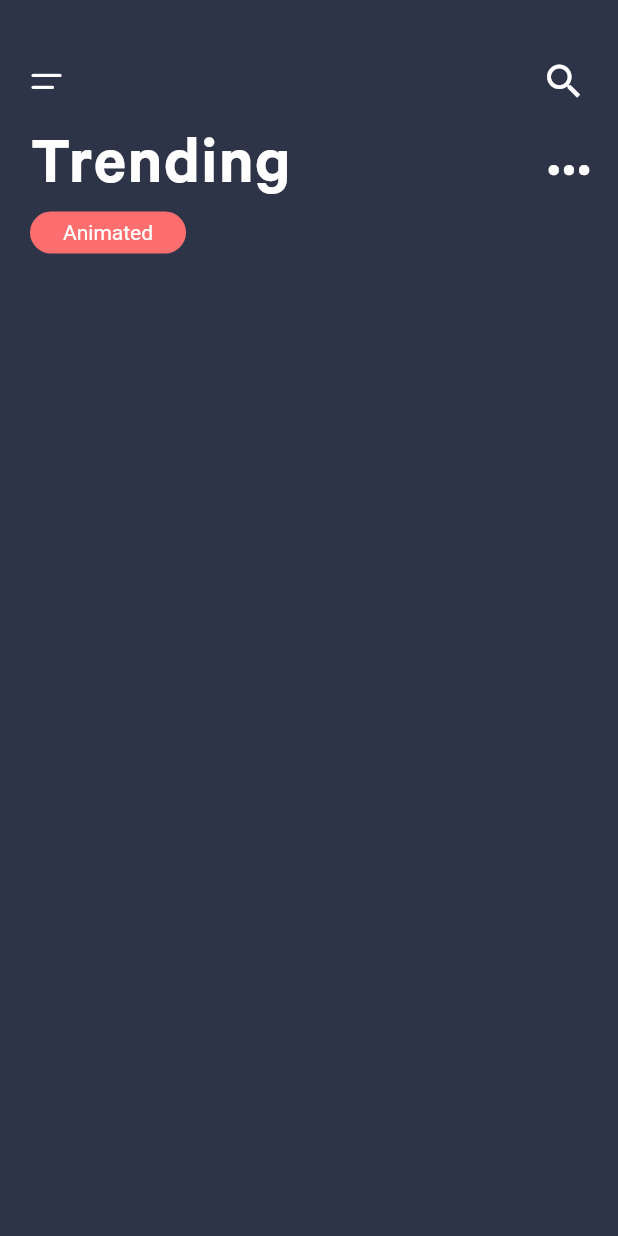
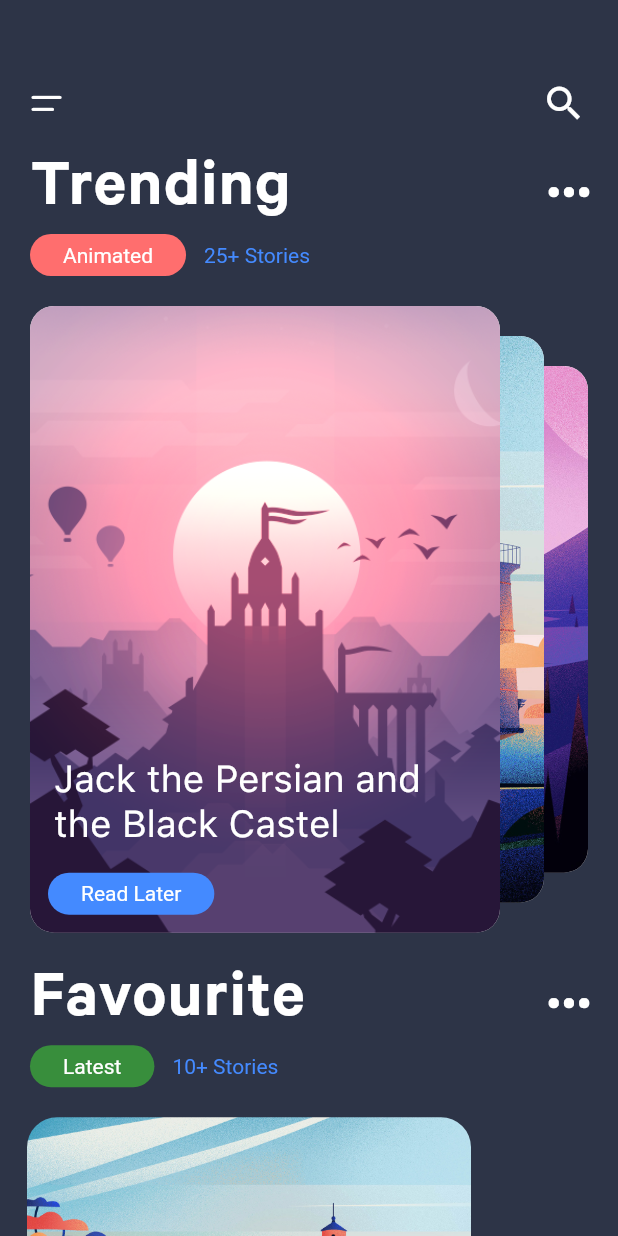
Before and after one commit to Finnkell/flutter-story-app-ui, a Flutter app: the screen it shows after launch, on a phone screen of 412 x 824 dp. Run offline on Flutter 3.47's test engine with Material 2 defaults, Android fonts, the phone set to English and light mode, and no system bars.

Commit message:
Final Project

```diff
--- /dev/null
+++ b/lib/config/data.dart
@@ -0,0 +1,13 @@
+List<String> images = [
+  "assets/images/image_04.jpg",
+  "assets/images/image_03.jpg",
+  "assets/images/image_02.jpg",
+  "assets/images/image_01.png",
+];
+
+List<String> title = [
+  "Hounted Ground",
+  "Fallen In Love",
+  "The Dreaming Moon",
+  "Jack the Persian and the Black Castel",
+];
--- a/lib/main.dart
+++ b/lib/main.dart
@@ -1,5 +1,5 @@
 import 'package:flutter/material.dart';
-import 'custom_icons.dart';
+import 'package:story_app_ui/pages/home_page.dart';
 
 void main() {
   runApp(MyApp());
@@ -19,106 +19,3 @@ class MyApp extends StatelessWidget {
     );
   }
 }
-
-class MyHomePage extends StatefulWidget {
-  @override
-  _MyHomePageState createState() => _MyHomePageState();
-}
-
-class _MyHomePageState extends State<MyHomePage> {
-  @override
-  Widget build(BuildContext context) {
-    return Scaffold(
-      backgroundColor: Color(0xFF2D3447),
-      body: SingleChildScrollView(
-        child: Column(
-          children: [
-            Padding(
-              padding: EdgeInsets.only(
-                left: 12,
-                right: 12,
-                bottom: 8,
-                top: 30,
-              ),
-              child: Row(
-                mainAxisAlignment: MainAxisAlignment.spaceBetween,
-                children: [
-                  IconButton(
-                    icon: Icon(
-                      CustomIcons.menu,
-                      color: Colors.white,
-                      size: 30,
-                    ),
-                    onPressed: () {},
-                  ),
-                  IconButton(
-                    icon: Icon(
-                      Icons.search,
-                      color: Colors.white,
-                      size: 30,
-                    ),
-                    onPressed: () {},
-                  ),
-                ],
-              ),
-            ),
-            Padding(
-              padding: EdgeInsets.symmetric(
-                horizontal: 20,
-              ),
-              child: Row(
-                mainAxisAlignment: MainAxisAlignment.spaceBetween,
-                children: [
-                  Text(
-                    "Trending",
-                    style: TextStyle(
-                      color: Colors.white,
-                      fontSize: 46,
-                      fontFamily: "Calibre-Semibold",
-                      letterSpacing: 1.0,
-                    ),
-                  ),
-                  IconButton(
-                    icon: Icon(
-                      CustomIcons.option,
-                      size: 12,
-                      color: Colors.white,
-                    ),
-                    onPressed: () {},
-                  ),
-                ],
-              ),
-            ),
-            Padding(
-              padding: EdgeInsets.only(left: 20.0),
-              child: Row(
-                children: [
-                  Container(
-                    decoration: BoxDecoration(
-                      color: Color(0xFFFF6E6E),
-                      borderRadius: BorderRadius.circular(20),
-                    ),
-                    child: Center(
-                      child: Padding(
-                        padding: EdgeInsets.symmetric(
-                          horizontal: 22,
-                          vertical: 6,
-                        ),
-                        child: Text(
-                          "Animated",
-                          style: TextStyle(
-                            color: Colors.white,
-                          ),
-                        ),
-                      ),
-                    ),
-                  ),
-                ],
-              ),
-            ),
-          ],
-        ),
-      ),
-    );
-  }
-}
--- /dev/null
+++ b/lib/pages/home_page.dart
@@ -0,0 +1,225 @@
+import 'package:flutter/material.dart';
+import 'package:story_app_ui/config/custom_icons.dart';
+import 'package:story_app_ui/config/data.dart';
+import 'package:story_app_ui/widgets/card_scroll_widget.dart';
+
+class MyHomePage extends StatefulWidget {
+  @override
+  _MyHomePageState createState() => _MyHomePageState();
+}
+
+class _MyHomePageState extends State<MyHomePage> {
+  var currentPage = images.length - 1.0;
+
+  @override
+  Widget build(BuildContext context) {
+    PageController controller = PageController(
+      initialPage: images.length - 1,
+    );
+    controller.addListener(() {
+      setState(() {
+        currentPage = controller.page;
+      });
+    });
+    return Scaffold(
+      backgroundColor: Color(0xFF2D3447),
+      body: SingleChildScrollView(
+        child: Column(
+          children: [
+            Padding(
+              padding: EdgeInsets.only(
+                left: 12,
+                right: 12,
+                bottom: 8,
+                top: 45,
+              ),
+              child: Row(
+                mainAxisAlignment: MainAxisAlignment.spaceBetween,
+                children: [
+                  IconButton(
+                    icon: Icon(
+                      CustomIcons.menu,
+                      color: Colors.white,
+                      size: 30,
+                    ),
+                    onPressed: () {},
+                  ),
+                  IconButton(
+                    icon: Icon(
+                      Icons.search,
+                      color: Colors.white,
+                      size: 30,
+                    ),
+                    onPressed: () {},
+                  ),
+                ],
+              ),
+            ),
+            Padding(
+              padding: EdgeInsets.symmetric(
+                horizontal: 20,
+              ),
+              child: Row(
+                mainAxisAlignment: MainAxisAlignment.spaceBetween,
+                children: [
+                  Text(
+                    "Trending",
+                    style: TextStyle(
+                      color: Colors.white,
+                      fontSize: 46,
+                      fontFamily: "Calibre-Semibold",
+                      letterSpacing: 1.0,
+                    ),
+                  ),
+                  IconButton(
+                    icon: Icon(
+                      CustomIcons.option,
+                      size: 12,
+                      color: Colors.white,
+                    ),
+                    onPressed: () {},
+                  ),
+                ],
+              ),
+            ),
+            Padding(
+              padding: EdgeInsets.only(left: 20.0),
+              child: Row(
+                children: [
+                  Container(
+                    decoration: BoxDecoration(
+                      color: Color(0xFFFF6E6E),
+                      borderRadius: BorderRadius.circular(20),
+                    ),
+                    child: Center(
+                      child: Padding(
+                        padding: EdgeInsets.symmetric(
+                          horizontal: 22,
+                          vertical: 6,
+                        ),
+                        child: Text(
+                          "Animated",
+                          style: TextStyle(
+                            color: Colors.white,
+                          ),
+                        ),
+                      ),
+                    ),
+                  ),
+                  SizedBox(
+                    width: 12,
+                  ),
+                  Text(
+                    "25+ Stories",
+                    style: TextStyle(
+                      color: Colors.blueAccent,
+                    ),
+                  ),
+                ],
+              ),
+            ),
+            Stack(
+              children: [
+                CardScrollWidget(currentPage),
+                Positioned.fill(
+                  child: PageView.builder(
+                    itemCount: images.length,
+                    controller: controller,
+                    reverse: true,
+                    itemBuilder: (context, index) {
+                      return Container();
+                    },
+                  ),
+                ),
+              ],
+            ),
+            Padding(
+              padding: EdgeInsets.symmetric(
+                horizontal: 20,
+              ),
+              child: Row(
+                mainAxisAlignment: MainAxisAlignment.spaceBetween,
+                children: [
+                  Text(
+                    "Favourite",
+                    style: TextStyle(
+                      color: Colors.white,
+                      fontSize: 46,
+                      fontFamily: "Calibre-Semibold",
+                      letterSpacing: 1.0,
+                    ),
+                  ),
+                  IconButton(
+                    icon: Icon(
+                      CustomIcons.option,
+                      size: 12,
+                      color: Colors.white,
+                    ),
+                    onPressed: () {},
+                  ),
+                ],
+              ),
+            ),
+            Padding(
+              padding: EdgeInsets.only(left: 20.0),
+              child: Row(
+                children: [
+                  Container(
+                    decoration: BoxDecoration(
+                      color: Colors.green[700],
+                      borderRadius: BorderRadius.circular(20),
+                    ),
+                    child: Center(
+                      child: Padding(
+                        padding: EdgeInsets.symmetric(
+                          horizontal: 22,
+                          vertical: 6,
+                        ),
+                        child: Text(
+                          "Latest",
+                          style: TextStyle(
+                            color: Colors.white,
+                          ),
+                        ),
+                      ),
+                    ),
+                  ),
+                  SizedBox(
+                    width: 12,
+                  ),
+                  Text(
+                    "10+ Stories",
+                    style: TextStyle(
+                      color: Colors.blueAccent,
+                    ),
+                  ),
+                ],
+              ),
+            ),
+            SizedBox(
+              height: 20,
+            ),
+            Row(
+              children: [
+                Padding(
+                  padding: EdgeInsets.only(
+                    left: 18,
+                    bottom: 20,
+                  ),
+                  child: ClipRRect(
+                    borderRadius: BorderRadius.circular(20),
+                    child: Image.asset(
+                      "assets/images/image_02.jpg",
+                      width: 296,
+                      height: 222,
+                    ),
+                  ),
+                ),
+              ],
+            ),
+          ],
+        ),
+      ),
+    );
+  }
+}
--- /dev/null
+++ b/lib/widgets/card_scroll_widget.dart
@@ -0,0 +1,133 @@
+import 'dart:math';
+
+import 'package:flutter/material.dart';
+import 'package:story_app_ui/config/data.dart';
+
+var cardAspectRatio = 12.0 / 16.0;
+var widgetAspectRatio = cardAspectRatio * 1.2;
+
+class CardScrollWidget extends StatelessWidget {
+  var currentPage;
+  var padding = 20.0;
+  var verticalInset = 20.0;
+
+  CardScrollWidget(this.currentPage);
+
+  @override
+  Widget build(BuildContext context) {
+    return AspectRatio(
+      aspectRatio: widgetAspectRatio,
+      child: LayoutBuilder(
+        builder: (context, contraints) {
+          var width = contraints.maxWidth;
+          var height = contraints.maxHeight;
+
+          var safeWidth = width - 2 * padding;
+          var safeHeight = height - 2 * padding;
+
+          var heightOfPrimaryCard = safeHeight;
+          var widthOfPrimaryCard = heightOfPrimaryCard * cardAspectRatio;
+
+          var primaryCardLeft = safeWidth - widthOfPrimaryCard;
+          var horizontalInset = primaryCardLeft / 2;
+
+          List<Widget> cardList = new List();
+
+          for (var i = 0; i < images.length; i++) {
+            var delta = i - currentPage;
+            var isOnRight = delta > 0;
+
+            var start = padding +
+                max(
+                    primaryCardLeft -
+                        horizontalInset * -delta * (isOnRight ? 15 : 1),
+                    0.0);
+
+            var cardItem = Positioned.directional(
+              top: padding + verticalInset * max(-delta, 0.0),
+              bottom: padding + verticalInset * max(-delta, 0.0),
+              start: start,
+              textDirection: TextDirection.rtl,
+              child: ClipRRect(
+                borderRadius: BorderRadius.circular(16),
+                child: Container(
+                  decoration: BoxDecoration(color: Colors.white, boxShadow: [
+                    BoxShadow(
+                      color: Colors.black12,
+                      offset: Offset(3.0, 6.0),
+                      blurRadius: 10,
+                    )
+                  ]),
+                  child: AspectRatio(
+                    aspectRatio: cardAspectRatio,
+                    child: Stack(
+                      fit: StackFit.expand,
+                      children: [
+                        Image.asset(
+                          images[i],
+                          fit: BoxFit.cover,
+                        ),
+                        Align(
+                          alignment: Alignment.bottomLeft,
+                          child: Column(
+                            mainAxisSize: MainAxisSize.min,
+                            crossAxisAlignment: CrossAxisAlignment.start,
+                            children: [
+                              Padding(
+                                padding: EdgeInsets.symmetric(
+                                  horizontal: 16.0,
+                                  vertical: 8.0,
+                                ),
+                                child: Text(
+                                  title[i],
+                                  style: TextStyle(
+                                    color: Colors.white,
+                                    fontSize: 25,
+                                    fontFamily: "SF-Pro-Text-Regular",
+                                  ),
+                                ),
+                              ),
+                              SizedBox(
+                                height: 10,
+                              ),
+                              Padding(
+                                padding: EdgeInsets.only(
+                                  left: 12.0,
+                                  bottom: 12.0,
+                                ),
+                                child: Container(
+                                  padding: EdgeInsets.symmetric(
+                                    horizontal: 22,
+                                    vertical: 6,
+                                  ),
+                                  decoration: BoxDecoration(
+                                    color: Colors.blueAccent,
+                                    borderRadius: BorderRadius.circular(20),
+                                  ),
+                                  child: Text(
+                                    "Read Later",
+                                    style: TextStyle(
+                                      color: Colors.white,
+                                    ),
+                                  ),
+                                ),
+                              ),
+                            ],
+                          ),
+                        ),
+                      ],
+                    ),
+                  ),
+                ),
+              ),
+            );
+            cardList.add(cardItem);
+          }
+          return Stack(
+            children: cardList,
+          );
+        },
+      ),
+    );
+  }
+}
```
Also changed, not shown: lib/config/custom_icons.dart (renamed from lib/custom_icons.dart), 4 other files.
